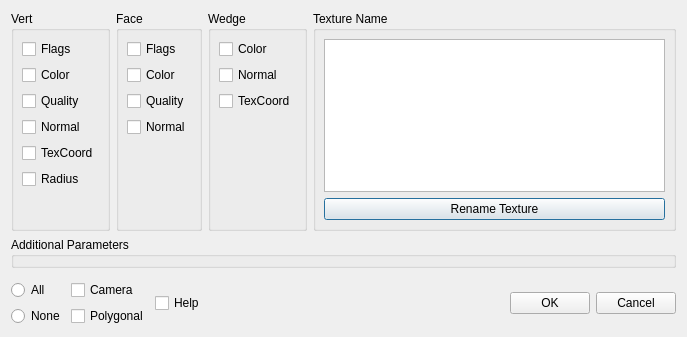
The window that src/meshlab/ui/savemaskexporter.ui (cnr-isti-vclab/meshlab) describes before a commit, drawn with Qt 5.
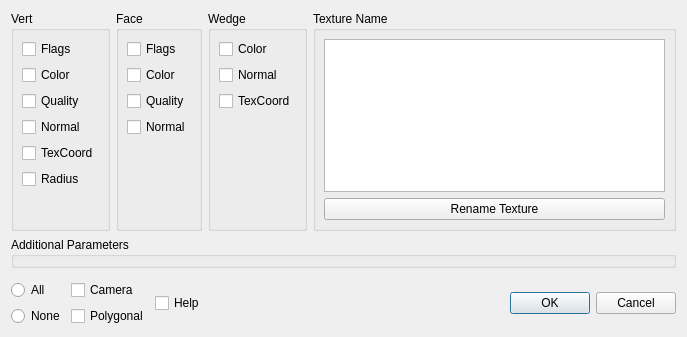
The same window after the commit.

Commit message:
OK is default button for export mesh dialog
so, just press ENTER to export

Patch:
```diff
--- a/src/meshlab/ui/savemaskexporter.ui
+++ b/src/meshlab/ui/savemaskexporter.ui
@@ -296,6 +296,9 @@
        <property name="text" >
         <string>OK</string>
        </property>
+       <property name="default">
+        <bool>true</bool>
+       </property>
       </widget>
      </item>
      <item>
```
Left out of the diff: 221 changed lines with no effect on the pictures.
